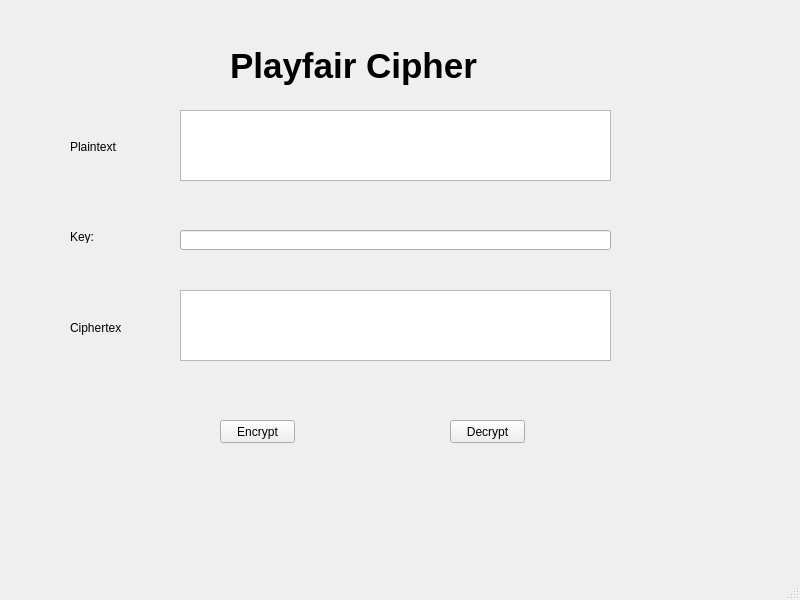
Dton04/bmtt-nc-hutech-2280600609, file lab03/ui/playfair.ui: the form before one commit.
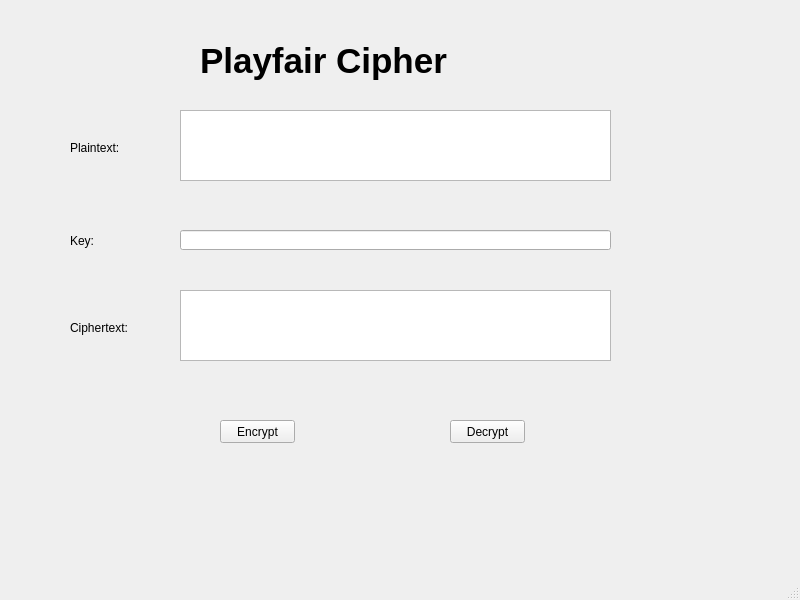
The form after the commit.

```diff
--- a/lab03/ui/playfair.ui
+++ b/lab03/ui/playfair.ui
@@ -49,8 +49,8 @@
      <rect>
       <x>70</x>
       <y>140</y>
-      <width>47</width>
-      <height>13</height>
+      <width>71</width>
+      <height>16</height>
      </rect>
     </property>
     <property name="text">
@@ -62,8 +62,8 @@
      <rect>
       <x>70</x>
       <y>230</y>
-      <width>47</width>
-      <height>13</height>
+      <width>51</width>
+      <height>21</height>
      </rect>
     </property>
     <property name="text">
@@ -75,7 +75,7 @@
      <rect>
       <x>70</x>
       <y>320</y>
-      <width>51</width>
+      <width>71</width>
       <height>16</height>
      </rect>
     </property>
@@ -86,10 +86,10 @@
    <widget class="QLabel" name="label_4">
     <property name="geometry">
      <rect>
-      <x>230</x>
-      <y>45</y>
-      <width>281</width>
-      <height>41</height>
+      <x>200</x>
+      <y>30</y>
+      <width>381</width>
+      <height>61</height>
      </rect>
     </property>
     <property name="font">
```
Left out of the diff: 2 changed lines with no effect on the pictures.
